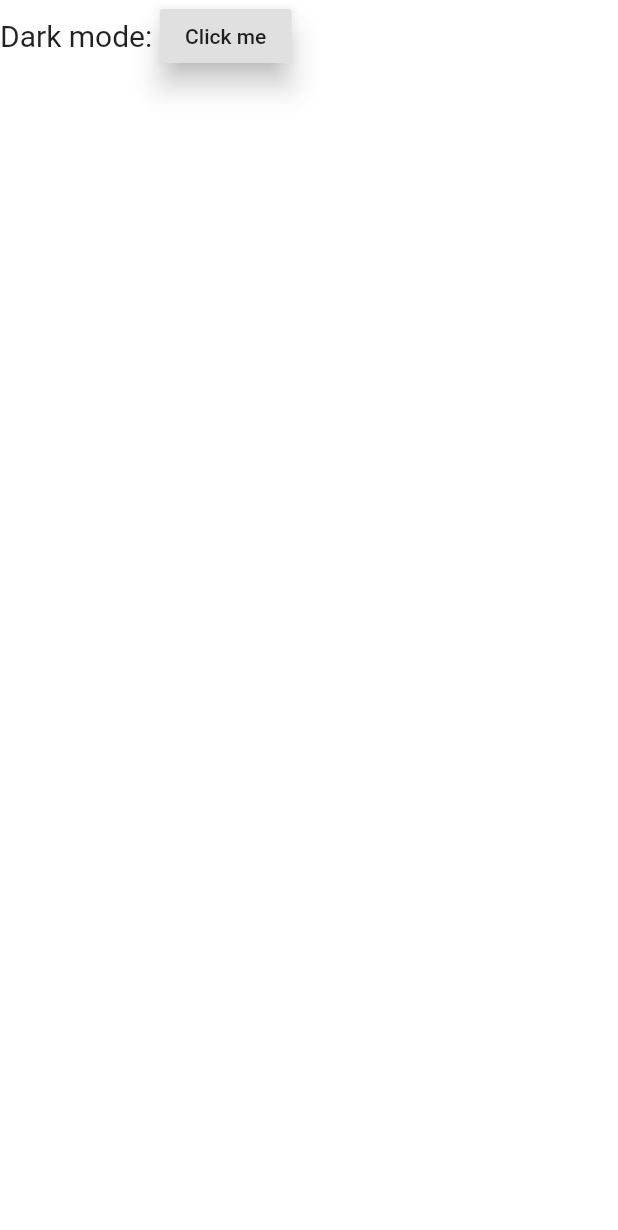
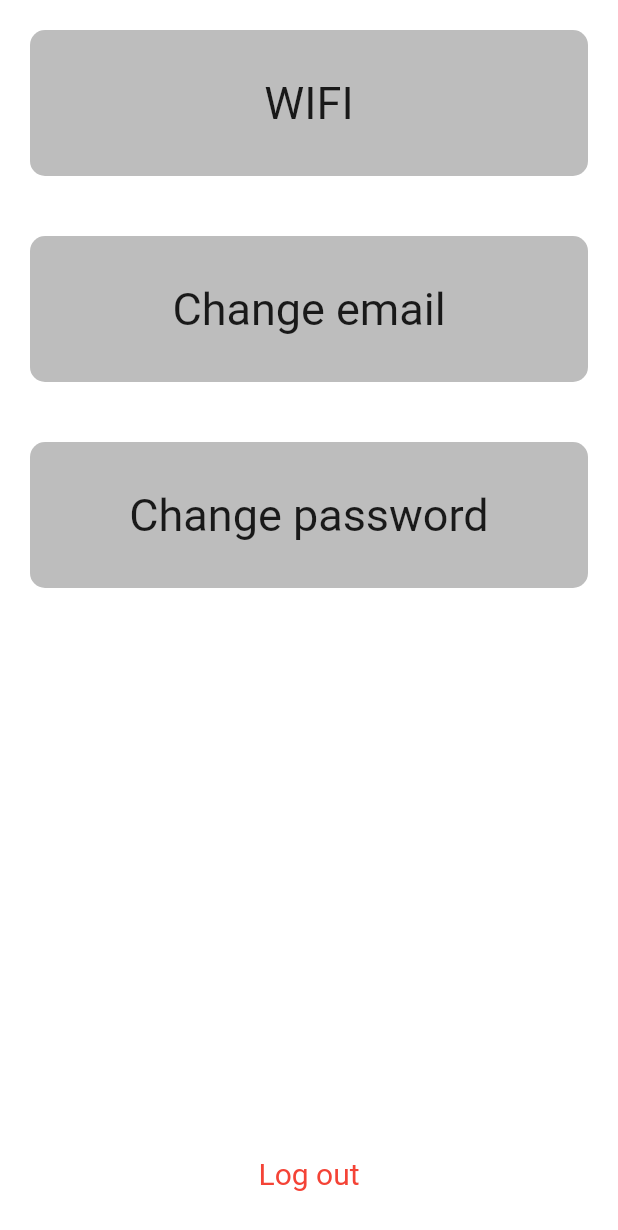
Before and after one commit to nip009/water_plant, a Flutter app: the SettingsScreen screen opened directly, on a phone screen of 412 x 824 dp. Shown: the top 1230 px of the screen. Run offline on Flutter 3.47's test engine with Material 2 defaults, Android fonts, the phone set to English and light mode, and no system bars; our stand-ins replace gradient_app_bar.

Commit message:
Update to settings screen

```diff
--- a/lib/src/screens/homepage/components/homepage_body.dart
+++ b/lib/src/screens/homepage/components/homepage_body.dart
@@ -57,7 +57,7 @@ class _HomePageBodyState extends State<HomePageBody> {
                   child: IconButton(
                     icon: Icon(Icons.add),
                     onPressed: () {
-                      addPlantToTank();
+                      addNewTank();
                     },
                   ),
                 ),
@@ -69,7 +69,7 @@ class _HomePageBodyState extends State<HomePageBody> {
     );
   }
 
-  void addPlantToTank() {
+  void addNewTank() {
     List<Plant> plants = [
       Plant(100, name: "Plante2", imageName: Constants.PLANT_NAME_2),
       Plant(70, name: "Plante1", imageName: Constants.PLANT_NAME_4),
--- a/lib/src/screens/plants_belonging_to_tank/plants_belonging_to_tank_screen.dart
+++ b/lib/src/screens/plants_belonging_to_tank/plants_belonging_to_tank_screen.dart
@@ -46,7 +46,7 @@ class _PlantsBelongingToTankScreenState
                           widget.tank.plants.add(
                             //TODO: Let the user add a custom plant
                             Plant(
-                              100,
+                              60,
                               name: 'Plante',
                               imageName: Constants.PLANT_NAME_2,
                             ),
--- a/lib/src/screens/settings/settings_screen.dart
+++ b/lib/src/screens/settings/settings_screen.dart
@@ -1,4 +1,5 @@
 import 'package:flutter/material.dart';
+import 'package:flutter_watering/constants.dart' as Constants;
 
 class SettingsScreen extends StatelessWidget {
   @override
@@ -8,28 +9,68 @@ class SettingsScreen extends StatelessWidget {
         width: double.infinity,
         child: Column(
           children: <Widget>[
-            Row(
-              children: <Widget>[
-                Text(
-                  'Dark mode: ',
-                  style: TextStyle(
-                    fontSize: 20,
+            Expanded(
+              child: ChoiceButton(
+                text: 'WIFI',
+              ),
+            ),
+            Expanded(
+              child: ChoiceButton(
+                text: 'Change email',
+              ),
+            ),
+            Expanded(
+              child: ChoiceButton(
+                text: 'Change password',
+              ),
+            ),
+            Expanded(
+              flex: 3,
+              child: Container(
+                padding: EdgeInsets.only(bottom: 30),
+                child: Align(
+                  alignment: Alignment.bottomCenter,
+                  child: Text(
+                    "Log out",
+                    style: TextStyle(color: Colors.red, fontSize: 20),
                   ),
                 ),
-                RaisedButton(
-                  elevation: 8,
-                  child: Text('Click me'),
-                  onPressed: () {
-                    print(MediaQuery.of(context).platformBrightness ==
-                        Brightness.dark);
-                    print("Klikk");
-                  },
-                )
-              ],
-            )
+              ),
+            ),
           ],
         ),
       ),
     );
   }
 }
+
+class ChoiceButton extends StatelessWidget {
+  const ChoiceButton({
+    Key key,
+    @required this.text,
+  }) : super(key: key);
+
+  final String text;
+
+  @override
+  Widget build(BuildContext context) {
+    bool isDark = MediaQuery.of(context).platformBrightness == Brightness.dark;
+    Color color =
+        isDark ? Constants.BORDER_COLOR : Constants.CARD_BACKGROUND_COLOR;
+    return Container(
+      decoration: BoxDecoration(
+        borderRadius: BorderRadius.circular(10),
+        color: color,
+      ),
+      margin: EdgeInsets.all(20),
+      child: Center(
+        child: Text(
+          this.text,
+          style: TextStyle(
+            fontSize: 30,
+          ),
+        ),
+      ),
+    );
+  }
+}
```
